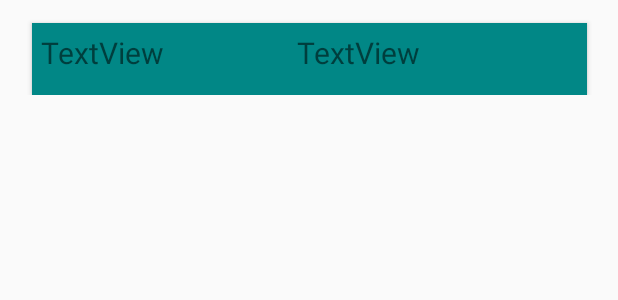
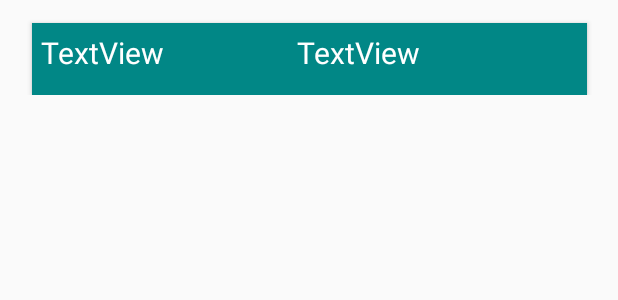
Before and after one commit to gearwheel01/KanjiGear, an Android app: the layout item_comp_word.xml on its own in the app's theme, with its tools: preview values and no code run, on a phone screen of 412 x 824 dp. Shown: the top 300 px of the screen. Run offline under Robolectric (Android 15) with nearby library versions, the phone set to English and light mode, and no system bars; network calls fail.

Commit message:
changed list text color to white after all

```diff
--- a/KanjiGear/app/src/main/res/layout/item_comp_kanji.xml
+++ b/KanjiGear/app/src/main/res/layout/item_comp_kanji.xml
@@ -15,6 +15,7 @@
         android:layout_marginBottom="10dp"
         android:background="@color/teal_700"
         android:text="本"
+        android:textColor="@color/white"
         android:textAllCaps="false"
         android:textSize="34sp"
         app:layout_constraintBottom_toBottomOf="parent"
--- a/KanjiGear/app/src/main/res/layout/item_comp_sentence.xml
+++ b/KanjiGear/app/src/main/res/layout/item_comp_sentence.xml
@@ -17,6 +17,7 @@
         android:elevation="5dp"
         android:text="TextView"
         android:ellipsize="end"
+        android:textColor="@color/white"
         android:maxLines="1"
         android:textAlignment="viewStart"
         android:textSize="20sp"
--- a/KanjiGear/app/src/main/res/layout/item_comp_word.xml
+++ b/KanjiGear/app/src/main/res/layout/item_comp_word.xml
@@ -29,6 +29,7 @@
         android:layout_marginBottom="6dp"
         android:elevation="5dp"
         android:text="TextView"
+        android:textColor="@color/white"
         android:ellipsize="end"
         android:maxLines="1"
         android:textAlignment="viewStart"
@@ -47,6 +48,7 @@
         android:layout_marginEnd="6dp"
         android:layout_marginBottom="6dp"
         android:elevation="5dp"
+        android:textColor="@color/white"
         android:text="TextView"
         android:ellipsize="end"
         android:maxLines="1"
--- a/KanjiGear/app/src/main/res/layout/item_comp_wordwriting.xml
+++ b/KanjiGear/app/src/main/res/layout/item_comp_wordwriting.xml
@@ -16,6 +16,7 @@
         android:text="writing"
         android:ellipsize="end"
         android:maxLines="1"
+        android:textColor="@color/white"
         android:textSize="20sp"
         app:layout_constraintEnd_toEndOf="parent"
         app:layout_constraintHorizontal_bias="0.0"
--- a/KanjiGear/app/src/main/res/layout/item_studylist.xml
+++ b/KanjiGear/app/src/main/res/layout/item_studylist.xml
@@ -15,6 +15,7 @@
         android:textAllCaps="false"
         android:textSize="16dp"
         android:ellipsize="end"
+        android:textColor="@color/white"
         android:maxLines="1"
         app:layout_constraintBottom_toBottomOf="parent"
         app:layout_constraintEnd_toEndOf="parent"
```
Also changed, not shown: 10 other files.
